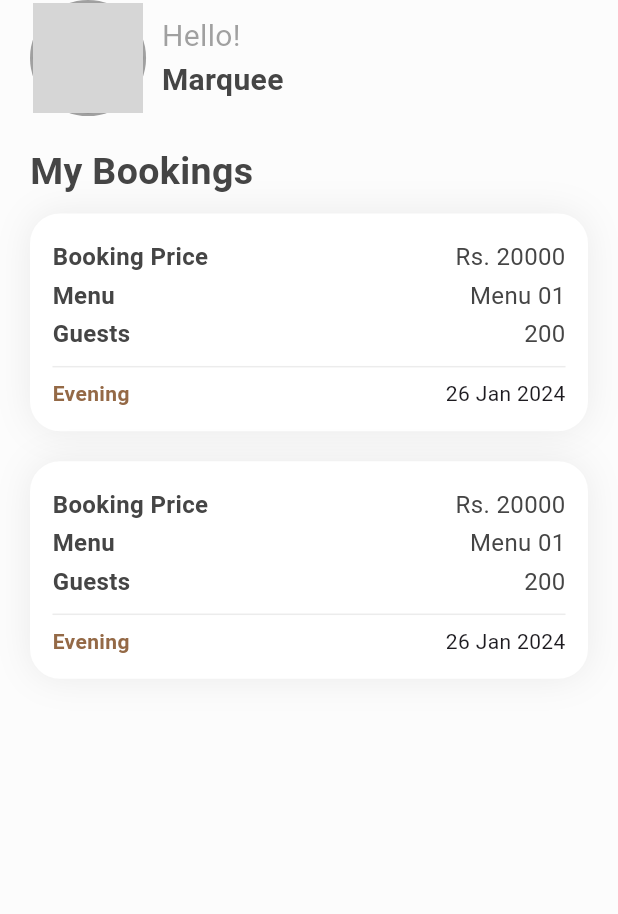
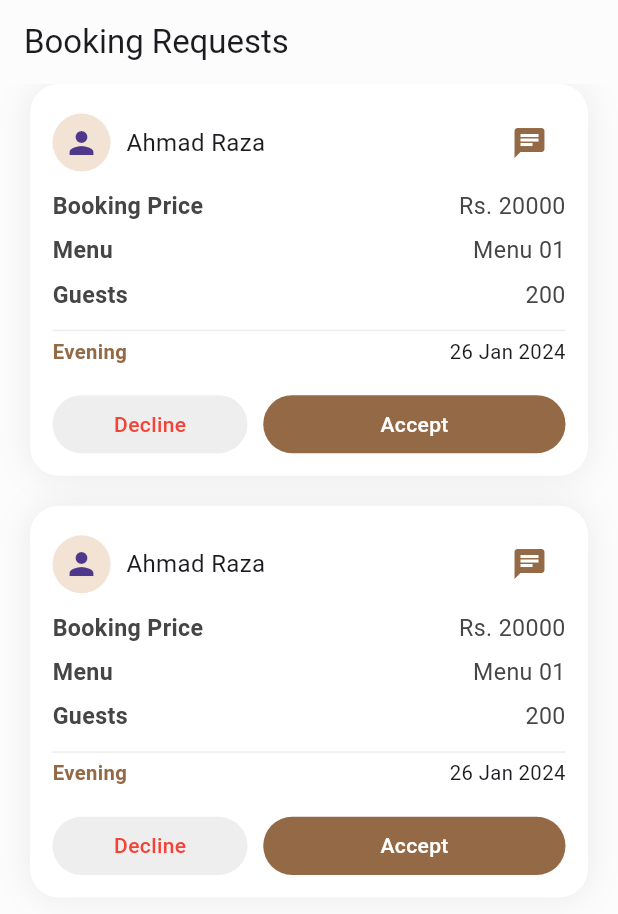
Before and after one commit to atiqabdullah07/banquet, a Flutter app: the screen it shows after launch, on a phone screen of 412 x 824 dp. Shown: the top 914 px of the screen. Run offline on Flutter 3.47's test engine with Material 3 defaults, Android fonts, the phone set to English and light mode, and no system bars; our stand-ins replace accordion, another_carousel_pro, cloud_firestore, firebase_auth, firebase_core, firebase_storage and 5 more; accounts and stored records are empty; grey boxes are pictures that could not be loaded.

Commit message:
Complete Banquet Profile Screens UI

```diff
--- /dev/null
+++ b/lib/Views/Screens/Banquet/Booking Request/booking_requests.dart
@@ -0,0 +1,185 @@
+import 'package:banquet/App%20Constants/constants.dart';
+import 'package:banquet/App%20Constants/helper_functions.dart';
+import 'package:banquet/Views/Widgets/common_widgets.dart';
+import 'package:flutter/material.dart';
+import 'package:flutter_screenutil/flutter_screenutil.dart';
+
+class BookingRequests extends StatelessWidget {
+  const BookingRequests({super.key});
+
+  @override
+  Widget build(BuildContext context) {
+    return Scaffold(
+        appBar: AppBar(
+          title: const Text('Booking Requests'),
+        ),
+        body: Padding(
+          padding: const EdgeInsets.symmetric(horizontal: 20),
+          child: ListView.builder(
+            itemCount: 2,
+            itemBuilder: (context, index) {
+              return bookingRequestCard();
+            },
+          ),
+        ));
+  }
+}
+
+Widget bookingRequestCard() {
+  return Padding(
+    padding: const EdgeInsets.only(bottom: 20),
+    child: Container(
+      height: 270.h,
+      decoration: BoxDecoration(
+        color: Colors.white,
+        boxShadow: [
+          softShadow(),
+        ],
+        borderRadius: BorderRadius.circular(20.r),
+      ),
+      child: Padding(
+        padding: const EdgeInsets.all(15),
+        child: Column(
+          mainAxisAlignment: MainAxisAlignment.spaceBetween,
+          children: [
+            Row(
+              mainAxisAlignment: MainAxisAlignment.spaceBetween,
+              children: [
+                Row(
+                  children: [
+                    CircleAvatar(
+                      radius: 20.r,
+                      backgroundColor: AppColors.secondaryColor,
+                      child: const Icon(Icons.person),
+                    ),
+                    SizedBox(
+                      width: 10.w,
+                    ),
+                    const Text(
+                      'Ahmad Raza',
+                      style: TextStyle(fontSize: 16),
+                    ),
+                  ],
+                ),
+                IconButton(
+                    onPressed: () {},
+                    icon: const Icon(
+                      Icons.chat,
+                      color: AppColors.primaryColor,
+                    ))
+              ],
+            ),
+            Expanded(
+              child: Column(
+                mainAxisAlignment: MainAxisAlignment.spaceEvenly,
+                children: [
+                  bookingsCardCell(title: 'Booking Price', value: 'Rs. 20000'),
+                  bookingsCardCell(title: 'Menu', value: 'Menu 01'),
+                  bookingsCardCell(title: 'Guests', value: '200'),
+                ],
+              ),
+            ),
+            Divider(
+              color: AppColors.black.withOpacity(0.1),
+              height: 10.h,
+            ),
+            Row(
+              mainAxisAlignment: MainAxisAlignment.spaceBetween,
+              children: [
+                Expanded(
+                  child: Text(
+                    'Evening',
+                    style: TextStyle(
+                        color: AppColors.primaryColor,
+                        fontWeight: FontWeight.bold,
+                        fontSize: 14.r),
+                  ),
+                ),
+                SizedBox(
+                  width: 5.w,
+                ),
+                Align(
+                  alignment: Alignment.centerRight,
+                  child: Text(
+                    '26 Jan 2024',
+                    style: TextStyle(fontSize: 14.r),
+                  ),
+                ),
+              ],
+            ),
+            height(20),
+            Row(
+              children: [
+                GestureDetector(
+                  onTap: () {},
+                  child: Container(
+                    height: 40.h,
+                    width: 130,
+                    decoration: BoxDecoration(
+                      color: Colors.grey.shade200,
+                      borderRadius: BorderRadius.circular(100),
+                    ),
+                    child: const Center(
+                        child: Text(
+                      'Decline',
+                      style: TextStyle(
+                        color: Colors.red,
+                        fontWeight: FontWeight.w500,
+                      ),
+                    )),
+                  ),
+                ),
+                SizedBox(
+                  width: 10.w,
+                ),
+                Expanded(
+                  child: GestureDetector(
+                    onTap: () {},
+                    child: Container(
+                      height: 40.h,
+                      width: 130,
+                      decoration: BoxDecoration(
+                        color: AppColors.primaryColor,
+                        borderRadius: BorderRadius.circular(100),
+                      ),
+                      child: const Center(
+                          child: Text(
+                        'Accept',
+                        style: TextStyle(
+                          color: Colors.white,
+                          fontWeight: FontWeight.w500,
+                        ),
+                      )),
+                    ),
+                  ),
+                ),
+              ],
+            ),
+          ],
+        ),
+      ),
+    ),
+  );
+}
+
+Row bookingsCardCell({required String title, required String value}) {
+  return Row(
+    mainAxisAlignment: MainAxisAlignment.spaceBetween,
+    children: [
+      Text(
+        title,
+        style: TextStyle(
+            color: AppColors.black,
+            fontSize: 16.r,
+            fontWeight: FontWeight.w600),
+      ),
+      Text(
+        value,
+        style: TextStyle(
+          color: AppColors.black,
+          fontSize: 16.r,
+        ),
+      ),
+    ],
+  );
+}
```
Also changed, not shown: lib/Views/Screens/Banquet/Banquet Dashboard/banquet_dashboard.dart (+24 -12 lines), lib/Views/Screens/Banquet/Banquet Profile/banquet_profile.dart (added, +14 -0 lines), lib/Views/Screens/Banquet/Setup Profile/setup_profile01.dart (added, +284 -0 lines), lib/main.dart (+9 -5 lines).
